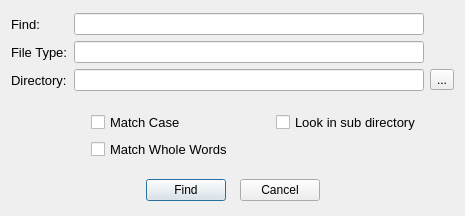
First picture: the form in forms/dialog_advfind.ui, repository copperspice/diamond, before the edit.
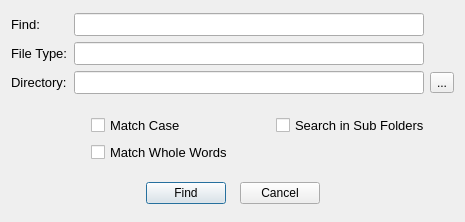
Second picture: the form after the edit.

The edit to the form file:
```diff
--- a/forms/dialog_advfind.ui
+++ b/forms/dialog_advfind.ui
@@ -10,7 +10,7 @@
     <x>0</x>
     <y>0</y>
     <width>463</width>
-    <height>216</height>
+    <height>222</height>
    </rect>
   </property>
   <property name="windowTitle">
@@ -48,6 +48,11 @@
          <height>20</height>
         </size>
        </property>
+       <property name="font">
+        <font>
+         <pointsize>10</pointsize>
+        </font>
+       </property>
       </widget>
      </item>
      <item row="1" column="0">
@@ -63,7 +68,13 @@
       </widget>
      </item>
      <item row="1" column="1">
-      <widget class="QLineEdit" name="findType"/>
+      <widget class="QLineEdit" name="findType">
+       <property name="font">
+        <font>
+         <pointsize>10</pointsize>
+        </font>
+       </property>
+      </widget>
      </item>
      <item row="2" column="0">
       <widget class="QLabel" name="label_2">
@@ -78,7 +89,13 @@
       </widget>
      </item>
      <item row="2" column="1">
-      <widget class="QLineEdit" name="findFolder"/>
+      <widget class="QLineEdit" name="findFolder">
+       <property name="font">
+        <font>
+         <pointsize>10</pointsize>
+        </font>
+       </property>
+      </widget>
      </item>
      <item row="2" column="2">
       <widget class="QToolButton" name="findFolder_TB">
@@ -149,7 +166,7 @@
         </font>
        </property>
        <property name="text">
-        <string>Look in sub directory</string>
+        <string>Search in Sub Folders</string>
        </property>
       </widget>
      </item>
```
Left out of the diff: 8 changed lines with no effect on the pictures.
